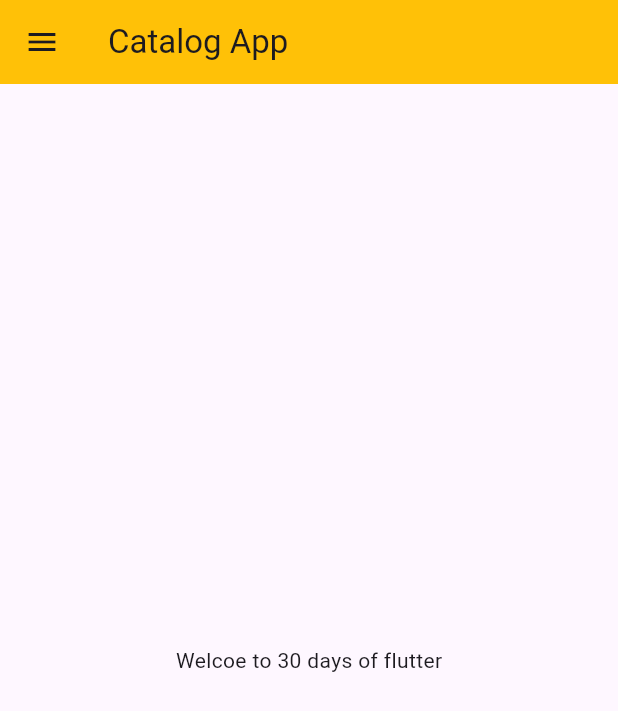
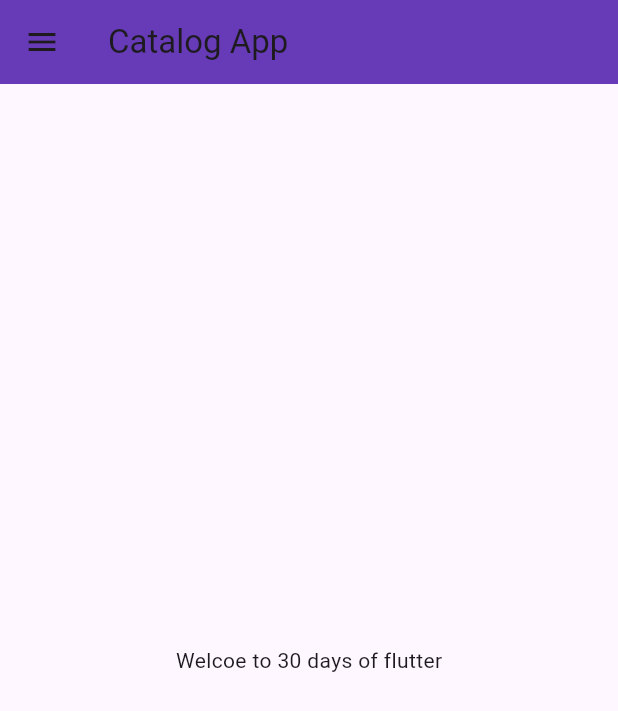
Before and after one commit to mathur750/Catalog_App, a Flutter app: the screen it shows after launch, on a phone screen of 412 x 824 dp. Shown: the top 711 px of the screen. Run offline on Flutter 3.47's test engine with Material 3 defaults, Android fonts, the phone set to English and light mode, and no system bars.

Commit message:
day-3 completed

```diff
--- a/lib/main.dart
+++ b/lib/main.dart
@@ -1,5 +1,6 @@
 import 'package:flutter/material.dart';
-import 'package:flutter_tut/home_page.dart';
+import 'package:flutter_tut/pages/home_page.dart';
+import 'package:flutter_tut/pages/login_page.dart';
 
 void main() {
   runApp(MyApp());
@@ -9,7 +10,15 @@ class MyApp extends StatelessWidget {
   @override
   Widget build(BuildContext context) {
     return MaterialApp(
-      home: HomePage(),
+      // home: HomePage(),
+      themeMode: ThemeMode.light,
+      theme: ThemeData(primarySwatch: Colors.deepOrange),
+      darkTheme: ThemeData(brightness: Brightness.dark),
+      initialRoute: "/home",
+      routes: {
+        '/': (context) => HomePage(),
+        '/login': (context) => LoginPage(),
+      },
     );
   }
 }
--- a/lib/home_page.dart
+++ b/lib/pages/home_page.dart
@@ -8,9 +8,7 @@ class HomePage extends StatelessWidget {
   Widget build(BuildContext context) {
     return Scaffold(
       appBar: AppBar(
-        title: const Text('Catalog App'),
-        backgroundColor: Colors.amber,
-      ),
+          title: const Text('Catalog App'), backgroundColor: Colors.deepPurple),
       body: Center(
         child: Container(
           child: Text("Welcoe to 30 days of flutter"),
```
Also changed, not shown: lib/pages/login_page.dart (added, +14 -0 lines).
